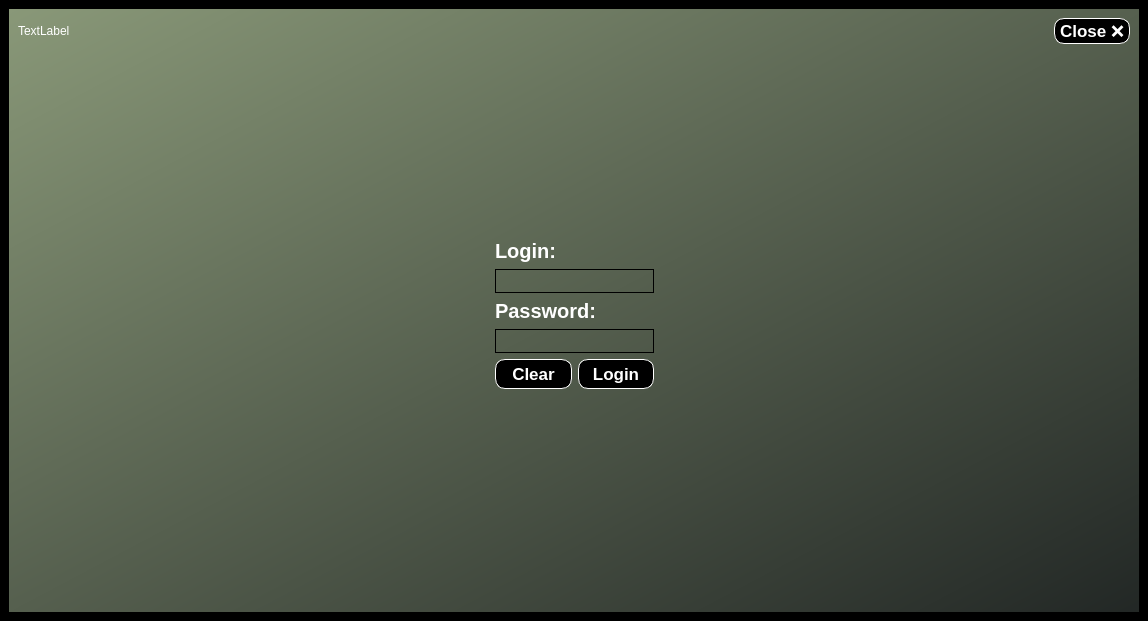
Skalik2/LinuxAppCpp, file LinuxProject/mainwindow.ui: the form before one commit.
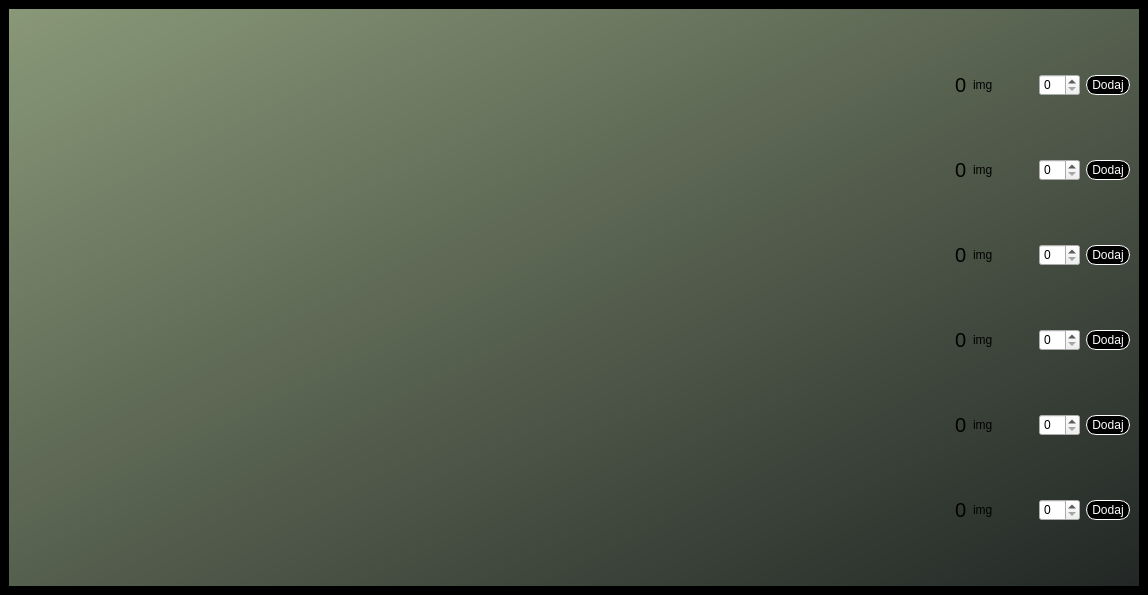
The form after the commit.

Commit message: Add another page + few imgs

Diff of the .ui file:
```diff
--- a/LinuxProject/mainwindow.ui
+++ b/LinuxProject/mainwindow.ui
@@ -7,9 +7,15 @@
     <x>0</x>
     <y>0</y>
     <width>1148</width>
-    <height>621</height>
+    <height>595</height>
    </rect>
   </property>
+  <property name="maximumSize">
+   <size>
+    <width>16777215</width>
+    <height>16777215</height>
+   </size>
+  </property>
   <property name="windowTitle">
    <string>MainWindow</string>
   </property>
@@ -23,6 +29,12 @@
       <property name="enabled">
        <bool>true</bool>
       </property>
+      <property name="maximumSize">
+       <size>
+        <width>16777215</width>
+        <height>16777215</height>
+       </size>
+      </property>
       <property name="toolTip">
        <string/>
       </property>
@@ -33,7 +45,7 @@
        <string notr="true">background-color: qlineargradient(spread:pad, x1:0, y1:0, x2:1, y2:1, stop:0 rgba(137, 152, 120, 255), stop:1 rgba(34, 39, 37, 255));</string>
       </property>
       <property name="currentIndex">
-       <number>0</number>
+       <number>1</number>
       </property>
       <widget class="QWidget" name="page">
        <layout class="QHBoxLayout" name="horizontalLayout">
@@ -333,7 +345,370 @@
         </item>
        </layout>
       </widget>
-      <widget class="QWidget" name="page_2"/>
+      <widget class="QWidget" name="page_1">
+       <property name="sizePolicy">
+        <sizepolicy hsizetype="Preferred" vsizetype="Preferred">
+         <horstretch>0</horstretch>
+         <verstretch>0</verstretch>
+        </sizepolicy>
+       </property>
+       <property name="maximumSize">
+        <size>
+         <width>16777215</width>
+         <height>16777215</height>
+        </size>
+       </property>
+       <property name="styleSheet">
+        <string notr="true">QPushButton{
+	border: 1px solid rgb(255, 255, 255);
+	padding: 2px 5px;
+	background-color: rgb(0, 0, 0);
+	color: rgb(255, 255, 255);
+	border-radius: 10px;
+}
+QPushButton:hover{
+	background-color: rgb(255, 255, 255);
+	color: rgb(0, 0, 0);
+}
+QLabel{
+background-color: none;
+}
+QSpinBox{
+background-color: none;
+}</string>
+       </property>
+       <layout class="QHBoxLayout" name="horizontalLayout_8">
+        <item>
+         <layout class="QHBoxLayout" name="horizontalLayout_6" stretch="0,0">
+          <item>
+           <spacer name="horizontalSpacer_4">
+            <property name="orientation">
+             <enum>Qt::Horizontal</enum>
+            </property>
+            <property name="sizeHint" stdset="0">
+             <size>
+              <width>40</width>
+              <height>20</height>
+             </size>
+            </property>
+           </spacer>
+          </item>
+          <item>
+           <layout class="QVBoxLayout" name="verticalLayout_3">
+            <item>
+             <layout class="QHBoxLayout" name="horizontalLayout_7">
+              <item>
+               <widget class="QLabel" name="labelCount1">
+                <property name="font">
+                 <font>
+                  <pointsize>15</pointsize>
+                 </font>
+                </property>
+                <property name="text">
+                 <string>0</string>
+                </property>
+               </widget>
+              </item>
+              <item>
+               <widget class="QLabel" name="imgGusset">
+                <property name="text">
+                 <string>img</string>
+                </property>
+               </widget>
+              </item>
+              <item>
+               <spacer name="horizontalSpacer_5">
+                <property name="orientation">
+                 <enum>Qt::Horizontal</enum>
+                </property>
+                <property name="sizeType">
+                 <enum>QSizePolicy::Fixed</enum>
+                </property>
+                <property name="sizeHint" stdset="0">
+                 <size>
+                  <width>40</width>
+                  <height>20</height>
+                 </size>
+                </property>
+               </spacer>
+              </item>
+              <item>
+               <widget class="QSpinBox" name="spinBox1"/>
+              </item>
+              <item>
+               <widget class="QPushButton" name="pushButton1">
+                <property name="text">
+                 <string>Dodaj</string>
+                </property>
+               </widget>
+              </item>
+             </layout>
+            </item>
+            <item>
+             <layout class="QHBoxLayout" name="horizontalLayout_14">
+              <item>
+               <widget class="QLabel" name="labelCount2">
+                <property name="font">
+                 <font>
+                  <pointsize>15</pointsize>
+                 </font>
+                </property>
+                <property name="text">
+                 <string>0</string>
+                </property>
+               </widget>
+              </item>
+              <item>
+               <widget class="QLabel" name="zdjecie">
+                <property name="palette">
+                 <palette>
+                  <active/>
+                  <inactive/>
+                  <disabled/>
+                 </palette>
+                </property>
+                <property name="autoFillBackground">
+                 <bool>false</bool>
+                </property>
+                <property name="styleSheet">
+                 <string notr="true"/>
+                </property>
+                <property name="text">
+                 <string>img</string>
+                </property>
+               </widget>
+              </item>
+              <item>
+               <spacer name="horizontalSpacer_6">
+                <property name="orientation">
+                 <enum>Qt::Horizontal</enum>
+                </property>
+                <property name="sizeType">
+                 <enum>QSizePolicy::Fixed</enum>
+                </property>
+                <property name="sizeHint" stdset="0">
+                 <size>
+                  <width>40</width>
+                  <height>20</height>
+                 </size>
+                </property>
+               </spacer>
+              </item>
+              <item>
+               <widget class="QSpinBox" name="spinBox2"/>
+              </item>
+              <item>
+               <widget class="QPushButton" name="pushButton2">
+                <property name="text">
+                 <string>Dodaj</string>
+                </property>
+               </widget>
+              </item>
+             </layout>
+            </item>
+            <item>
+             <layout class="QHBoxLayout" name="horizontalLayout_13">
+              <item>
+               <widget class="QLabel" name="labelCount3">
+                <property name="font">
+                 <font>
+                  <pointsize>15</pointsize>
+                  <bold>false</bold>
+                 </font>
+                </property>
+                <property name="text">
+                 <string>0</string>
+                </property>
+               </widget>
+              </item>
+              <item>
+               <widget class="QLabel" name="imgHollow">
+                <property name="text">
+                 <string>img</string>
+                </property>
+               </widget>
+              </item>
+              <item>
+               <spacer name="horizontalSpacer_7">
+                <property name="orientation">
+                 <enum>Qt::Horizontal</enum>
+                </property>
+                <property name="sizeType">
+                 <enum>QSizePolicy::Fixed</enum>
+                </property>
+                <property name="sizeHint" stdset="0">
+                 <size>
+                  <width>40</width>
+                  <height>20</height>
+                 </size>
+                </property>
+               </spacer>
+              </item>
+              <item>
+               <widget class="QSpinBox" name="spinBox3"/>
+              </item>
+              <item>
+               <widget class="QPushButton" name="pushButton3">
+                <property name="text">
+                 <string>Dodaj</string>
+                </property>
+               </widget>
+              </item>
+             </layout>
+            </item>
+            <item>
+             <layout class="QHBoxLayout" name="horizontalLayout_12">
+              <item>
+               <widget class="QLabel" name="labelCount4">
+                <property name="font">
+                 <font>
+                  <pointsize>15</pointsize>
+                 </font>
+                </property>
+                <property name="text">
+                 <string>0</string>
+                </property>
+               </widget>
+              </item>
+              <item>
+               <widget class="QLabel" name="imgPipe">
+                <property name="text">
+                 <string>img</string>
+                </property>
+               </widget>
+              </item>
+              <item>
+               <spacer name="horizontalSpacer_8">
+                <property name="orientation">
+                 <enum>Qt::Horizontal</enum>
+                </property>
+                <property name="sizeType">
+                 <enum>QSizePolicy::Fixed</enum>
+                </property>
+                <property name="sizeHint" stdset="0">
+                 <size>
+                  <width>40</width>
+                  <height>20</height>
+                 </size>
+                </property>
+               </spacer>
+              </item>
+              <item>
+               <widget class="QSpinBox" name="spinBox4"/>
+              </item>
+              <item>
+               <widget class="QPushButton" name="pushButton4">
+                <property name="text">
+                 <string>Dodaj</string>
+                </property>
+               </widget>
+              </item>
+             </layout>
+            </item>
+            <item>
+             <layout class="QHBoxLayout" name="horizontalLayout_11">
+              <item>
+               <widget class="QLabel" name="labelCount5">
+                <property name="font">
+                 <font>
+                  <pointsize>15</pointsize>
+                 </font>
+                </property>
+                <property name="text">
+                 <string>0</string>
+                </property>
+               </widget>
+              </item>
+              <item>
+               <widget class="QLabel" name="imgFilled">
+                <property name="text">
+                 <string>img</string>
+                </property>
+               </widget>
+              </item>
+              <item>
+               <spacer name="horizontalSpacer_9">
+                <property name="orientation">
+                 <enum>Qt::Horizontal</enum>
+                </property>
+                <property name="sizeType">
+                 <enum>QSizePolicy::Fixed</enum>
+                </property>
+                <property name="sizeHint" stdset="0">
+                 <size>
+                  <width>40</width>
+                  <height>20</height>
+                 </size>
+                </property>
+               </spacer>
+              </item>
+              <item>
+               <widget class="QSpinBox" name="spinBox5"/>
+              </item>
+              <item>
+               <widget class="QPushButton" name="pushButton5">
+                <property name="text">
+                 <string>Dodaj</string>
+                </property>
+               </widget>
+              </item>
+             </layout>
+            </item>
+            <item>
+             <layout class="QHBoxLayout" name="horizontalLayout_10">
+              <item>
+               <widget class="QLabel" name="labelCount6">
+                <property name="font">
+                 <font>
+                  <pointsize>15</pointsize>
+                 </font>
+                </property>
+                <property name="text">
+                 <string>0</string>
+                </property>
+               </widget>
+              </item>
+              <item>
+               <widget class="QLabel" name="label_2">
+                <property name="text">
+                 <string>img</string>
+                </property>
+               </widget>
+              </item>
+              <item>
+               <spacer name="horizontalSpacer_10">
+                <property name="orientation">
+                 <enum>Qt::Horizontal</enum>
+                </property>
+                <property name="sizeType">
+                 <enum>QSizePolicy::Fixed</enum>
+                </property>
+                <property name="sizeHint" stdset="0">
+                 <size>
+                  <width>40</width>
+                  <height>20</height>
+                 </size>
+                </property>
+               </spacer>
+              </item>
+              <item>
+               <widget class="QSpinBox" name="spinBox6"/>
+              </item>
+              <item>
+               <widget class="QPushButton" name="pushButton6">
+                <property name="text">
+                 <string>Dodaj</string>
+                </property>
+               </widget>
+              </item>
+             </layout>
+            </item>
+           </layout>
+          </item>
+         </layout>
+        </item>
+       </layout>
+      </widget>
      </widget>
     </item>
    </layout>
```
Left out of the diff: 7 changed lines with no effect on the pictures. The commit also changes 7 other files.
